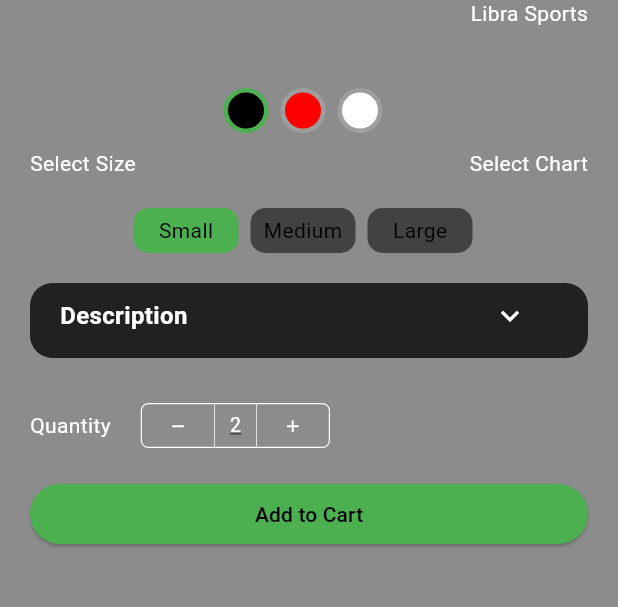
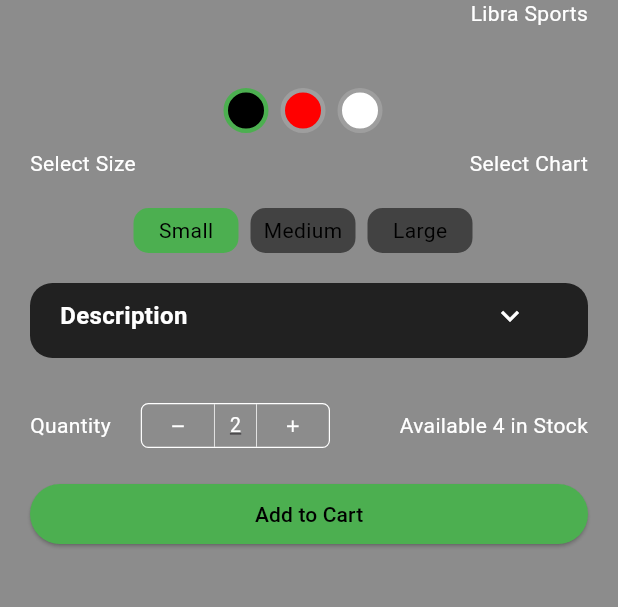
Before and after one commit to Mohamedihab29592/slashTask, a Flutter app: the screen it shows after launch, scrolled down 195 dp, after a tap on the "add" icon, on a phone screen of 412 x 824 dp, the part 581-1188 px from its top. Run offline on Flutter 3.47's test engine with Material 3 defaults, Android fonts, the phone set to English and light mode, and no system bars; drawn by our look-alikes of card_swiper.

Commit message:
first commit

```diff
--- a/lib/features/presenation/HomePage/screens/home_page.dart
+++ b/lib/features/presenation/HomePage/screens/home_page.dart
@@ -159,12 +159,23 @@ class _MyHomePageState extends State<MyHomePage> {
                 dec: sampleProduct.description,
               ),
               const SizedBox(height: 30),
-              QuantityWidget(maxQuantity: quantity, isStock: isStockAvailable(
-                selectedColor,
-                selectedSize,
-                sampleProduct.availableProperties,
-              ),),
+              Row(
+                children: [
+                  QuantityWidget(maxQuantity: quantity, isStock: isStockAvailable(
+                    selectedColor,
+                    selectedSize,
+                    sampleProduct.availableProperties,
+
+
+                  ),),
+                  const Spacer(),
+
+                  Text('Available $quantity in Stock')
+                ],
+              ),
               const SizedBox(height: 20),
+
+
               AddToCartButton(
                 isStock: isStockAvailable(
                   selectedColor,
--- a/lib/features/presenation/HomePage/widgets/add_cart_button.dart
+++ b/lib/features/presenation/HomePage/widgets/add_cart_button.dart
@@ -3,6 +3,7 @@ import 'package:flutter/material.dart';
 class AddToCartButton extends StatefulWidget {
    const AddToCartButton({super.key,required this.isStock});
    final bool isStock ;
+
 
   @override
   State<AddToCartButton> createState() => _AddToCartButtonState();
--- a/lib/features/presenation/HomePage/widgets/quantit_widget.dart
+++ b/lib/features/presenation/HomePage/widgets/quantit_widget.dart
@@ -1,9 +1,10 @@
 import 'package:flutter/material.dart';
 
 class QuantityWidget extends StatefulWidget {
-  const QuantityWidget({super.key,required this.maxQuantity, required this.isStock});
-  final int maxQuantity;
+   const QuantityWidget({super.key,required this.maxQuantity, required this.isStock});
+  final  int maxQuantity;
   final bool isStock;
+
 
   @override
   State<QuantityWidget> createState() => _QuantityWidgetState();
@@ -12,19 +13,32 @@ class QuantityWidget extends StatefulWidget {
 class _QuantityWidgetState extends State<QuantityWidget> {
   int quantity = 1;
 
+  void incrementQuantity() {
+    if (quantity < widget.maxQuantity ) {
+      setState(() {
 
-  void incrementQuantity() {
-    if (quantity < widget.maxQuantity&& widget.isStock ) {
-      setState(() {
         quantity++;
       });
+
     }
   }
 
   void decrementQuantity() {
-    if (quantity > 1) {
+    if (quantity > 1 ) {
       setState(() {
         quantity--;
+      });
+    }
+
+  }
+  @override
+  void didUpdateWidget(covariant QuantityWidget oldWidget) {
+    super.didUpdateWidget(oldWidget);
+
+    // Handle changes in maxQuantity when the widget is updated
+    if (widget.maxQuantity < quantity) {
+      setState(() {
+        quantity = widget.maxQuantity;
       });
     }
   }
@@ -48,7 +62,9 @@ class _QuantityWidgetState extends State<QuantityWidget> {
           child: Row(
             children: [
               IconButton(
+
                 icon: const Icon(Icons.remove, color: Colors.white, size: 13),
+
                 onPressed: decrementQuantity,
               ),
               Container(
@@ -56,9 +72,21 @@ class _QuantityWidgetState extends State<QuantityWidget> {
                 color: Colors.white,
               ),
               const SizedBox(width: 10),
-              Align(
+
+              if( quantity > widget.maxQuantity)
+
+               Align(
+                 alignment: Alignment.center,
+                 child: Text(widget.maxQuantity.toString(),
+                     style: const TextStyle(
+                       fontSize: 13,
+                       decoration: TextDecoration.underline,
+                     )),
+               ),
+              if( quantity <= widget.maxQuantity)
+                Align(
                 alignment: Alignment.center,
-                child: Text(widget.isStock?'$quantity':'0',
+                child: Text(widget.isStock ? '$quantity':'0' ,
                     style: const TextStyle(
                       fontSize: 13,
                       decoration: TextDecoration.underline,
@@ -70,6 +98,7 @@ class _QuantityWidgetState extends State<QuantityWidget> {
                 color: Colors.white,
               ),
               IconButton(
+
                 icon: const Icon(Icons.add, color: Colors.white, size: 13),
                 onPressed: incrementQuantity,
               ),
```
